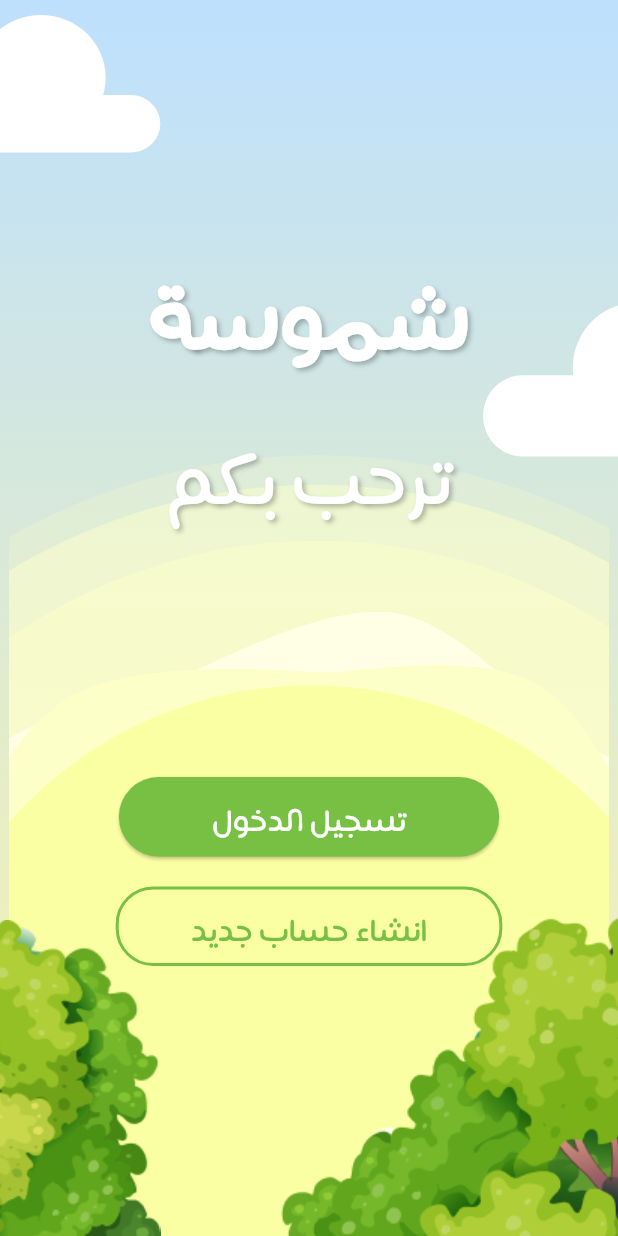
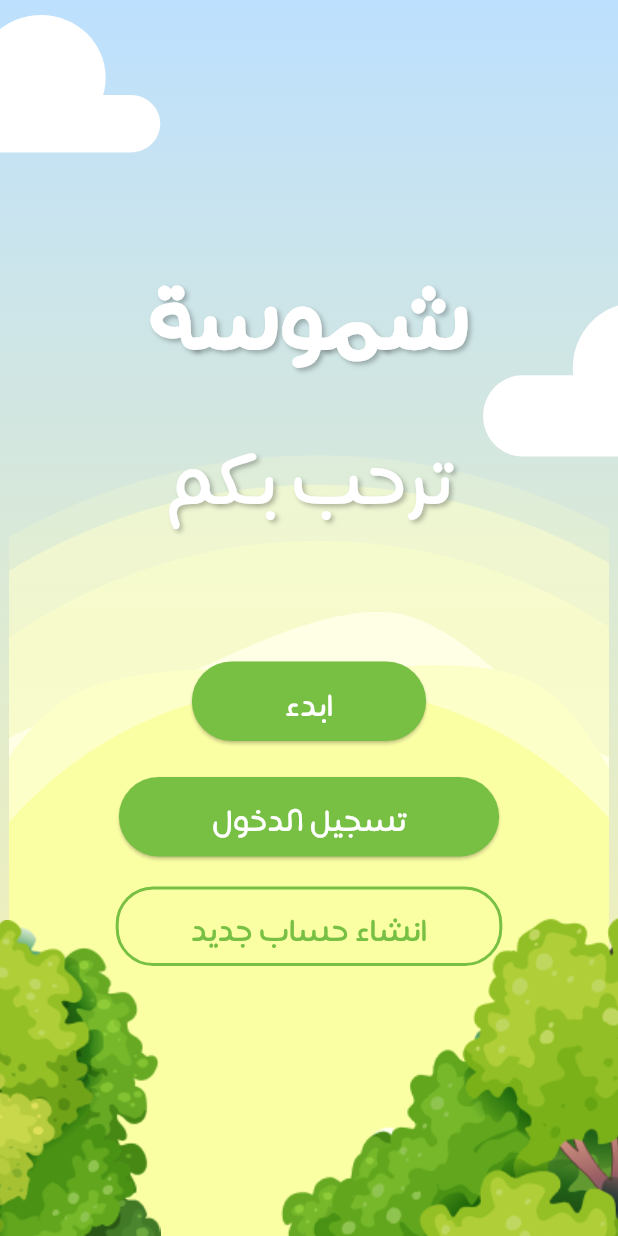
Before and after one commit to CjIt99/shamusa, a Flutter app: the screen it shows after launch, on a phone screen of 412 x 824 dp. Run offline on Flutter 3.47's test engine with Material 3 defaults, Android fonts, the phone set to English and light mode, and no system bars; our stand-ins replace flutter_svg.

Commit message:
Updated project with new codes and classes

```diff
--- a/lib/screens/login_screen.dart
+++ b/lib/screens/login_screen.dart
@@ -1,6 +1,6 @@
 import 'package:flutter/material.dart';
 import 'package:flutter_svg/flutter_svg.dart';
-import 'package:shamusa/screens/Interests_screen.dart';
+import 'package:shamusa/screens/interests_screen.dart';
 import 'package:shamusa/screens/signup_screen.dart';
 import 'package:shamusa/screens/welcom_screen.dart';
 
--- a/lib/screens/signup_screen.dart
+++ b/lib/screens/signup_screen.dart
@@ -9,6 +9,7 @@ class SignupScreen extends StatefulWidget {
   const SignupScreen({super.key, required this.cameFromLogin});
 
   @override
+  // ignore: library_private_types_in_public_api
   _SignupScreenState createState() => _SignupScreenState();
 }
 
--- a/lib/screens/welcom_screen.dart
+++ b/lib/screens/welcom_screen.dart
@@ -2,6 +2,7 @@ import 'package:flutter/material.dart';
 import 'package:flutter_svg/flutter_svg.dart';
 import 'package:shamusa/screens/login_screen.dart';
 import 'package:shamusa/screens/signup_screen.dart';
+import 'package:shamusa/screens/sun_screen.dart';
 
 class WelcomeScreen extends StatelessWidget {
   const WelcomeScreen({super.key});
@@ -91,6 +92,33 @@ class WelcomeScreen extends StatelessWidget {
                 ),
               ),
               Positioned(
+                bottom: 330,
+                child: ElevatedButton(
+                  onPressed: () => Navigator.push(
+                    context,
+                    MaterialPageRoute(
+                      builder: (context) => const SunnyScreen(),
+                    ),
+                  ),
+                  style: ElevatedButton.styleFrom(
+                    backgroundColor: const Color(0xFF77C043),
+                    padding:
+                        const EdgeInsets.symmetric(horizontal: 62, vertical: 5),
+                    shape: RoundedRectangleBorder(
+                      borderRadius: BorderRadius.circular(30),
+                    ),
+                  ),
+                  child: const Text(
+                    "ابدء",
+                    style: TextStyle(
+                      fontSize: 30,
+                      color: Colors.white,
+                      fontFamily: 'Schyler',
+                    ),
+                  ),
+                ),
+              ),
+              Positioned(
                 bottom: 180,
                 child: Column(
                   children: [
--- a/pubspec.yaml
+++ b/pubspec.yaml
@@ -36,6 +36,7 @@ dependencies:
   # Use with the CupertinoIcons class for iOS style icons.
   cupertino_icons: ^1.0.8
   flutter_svg: ^2.0.17
+  lottie: ^3.2.0
 
 
 dev_dependencies:
```
Also changed, not shown: assets/sun_animation.json (added, +1 -0 lines), lib/screens/interests_screen.dart (+13 -4 lines), lib/screens/sun_screen.dart (added, +26 -0 lines), lib/widgets/animated_sun.dart (added, +75 -0 lines), assets/final_sun.svg (added), pubspec.lock, 5 other files.
